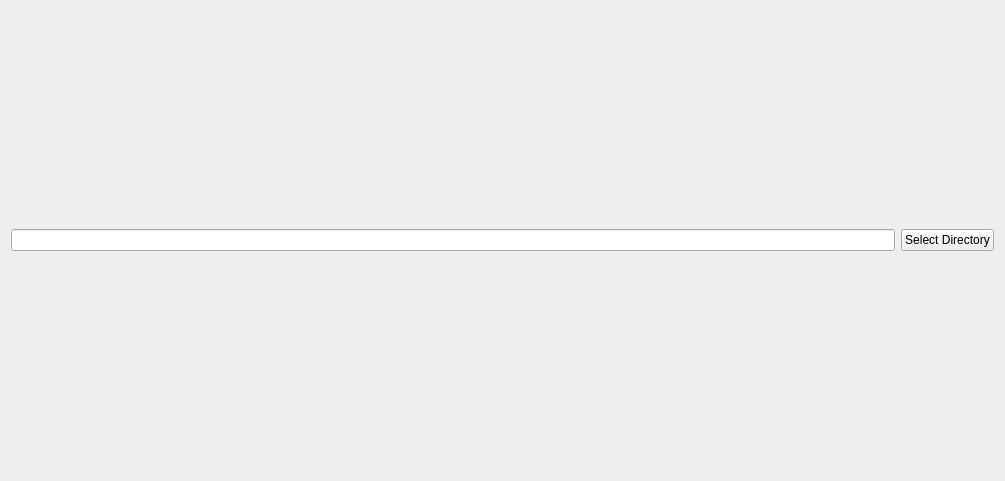
Before: the Qt Designer form mainwindow.ui in TannerS/DataPlotter, drawn with Qt 5.
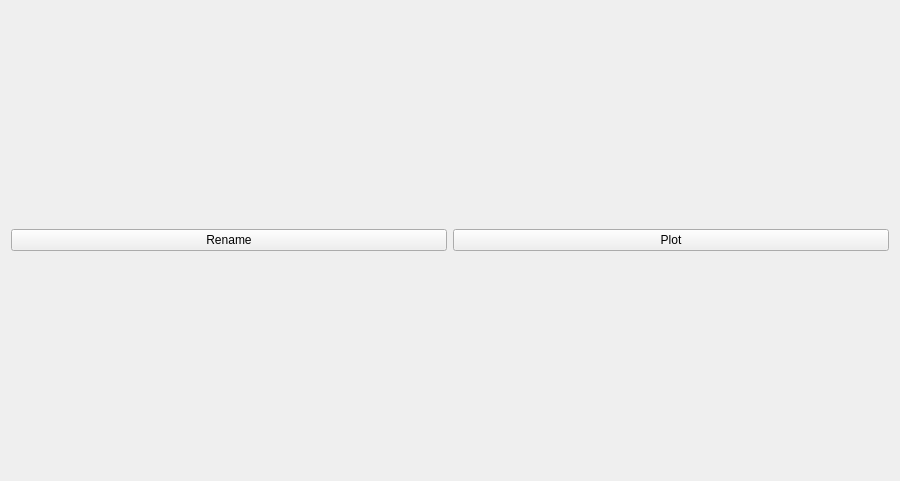
After: the same form once the commit is applied.

```diff
--- a/mainwindow.ui
+++ b/mainwindow.ui
@@ -9,7 +9,7 @@
    <rect>
     <x>0</x>
     <y>0</y>
-    <width>1005</width>
+    <width>900</width>
     <height>481</height>
    </rect>
   </property>
@@ -40,12 +40,9 @@
    </property>
    <layout class="QHBoxLayout" name="horizontalLayout">
     <item alignment="Qt::AlignVCenter">
-     <widget class="QLineEdit" name="current_dir"/>
-    </item>
-    <item alignment="Qt::AlignVCenter">
-     <widget class="QPushButton" name="select_dir">
+     <widget class="QPushButton" name="select_files">
       <property name="text">
-       <string>Select Directory</string>
+       <string>Rename</string>
       </property>
       <property name="iconSize">
        <size>
@@ -64,6 +61,19 @@
       </property>
      </widget>
     </item>
+    <item>
+     <widget class="QPushButton" name="plot_files">
+      <property name="text">
+       <string>Plot</string>
+      </property>
+      <property name="autoDefault">
+       <bool>true</bool>
+      </property>
+      <property name="default">
+       <bool>false</bool>
+      </property>
+     </widget>
+    </item>
    </layout>
   </widget>
  </widget>
```
